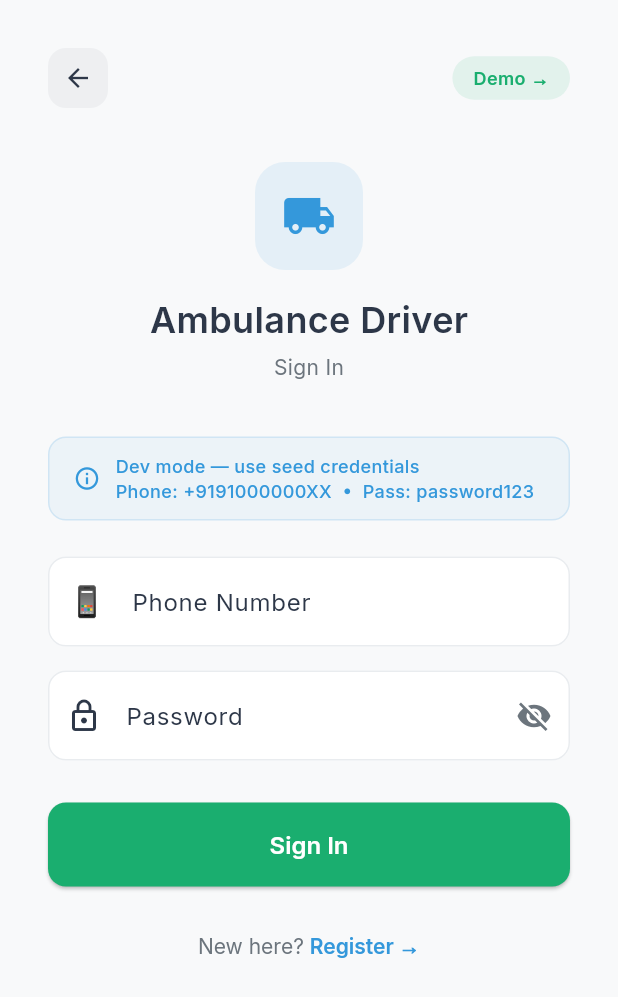
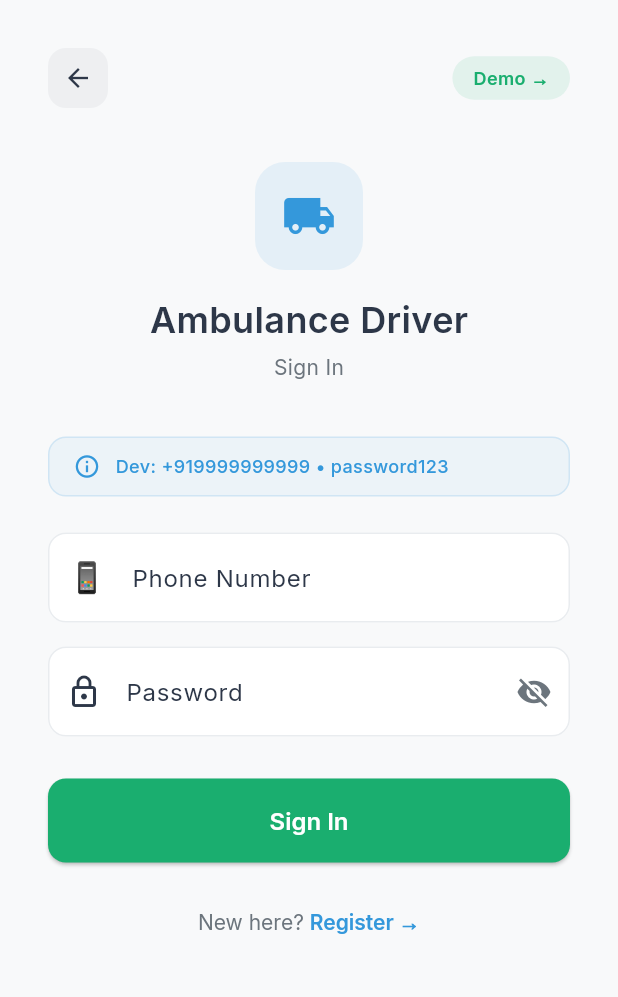
Before and after one commit to Samay-Sarathi/app, a Flutter app: the screen it shows after launch, after a tap on an icon or button, on a phone screen of 412 x 824 dp. Shown: the top 997 px of the screen. Run offline on Flutter 3.47's test engine with Material 3 defaults, Android fonts, the phone set to English and light mode, and no system bars; our stand-ins replace dio, flutter_secure_storage, go_router, google_fonts, google_maps_flutter; accounts and stored records are empty.

Commit message:
feat: add per-role dev credential hints on sign-in screen

```diff
--- a/lib/features/auth/sign_in_screen.dart
+++ b/lib/features/auth/sign_in_screen.dart
@@ -110,6 +110,21 @@ class _SignInScreenState extends State<SignInScreen>
   }
 
   bool get _isAdmin => widget.role == 'admin';
+
+  String get _devCredentialHint {
+    switch (widget.role) {
+      case 'driver':
+        return 'Dev: +919999999999 • password123';
+      case 'hospital':
+        return 'Dev: +918888888888 • password123';
+      case 'police':
+        return 'Dev: +917777777777 • password123';
+      case 'admin':
+        return 'Dev: +916666666666 • password123';
+      default:
+        return 'Dev: phone + password123';
+    }
+  }
 
   // ── Actions ──
 
@@ -270,8 +285,7 @@ class _SignInScreenState extends State<SignInScreen>
                       const SizedBox(width: 10),
                       Expanded(
                         child: Text(
-                          'Dev mode — use seed credentials\n'
-                          'Phone: +9191000000XX  •  Pass: password123',
+                          _devCredentialHint,
                           style: AppTypography.caption.copyWith(
                             color: _roleColor,
                             fontWeight: FontWeight.w500,
```
